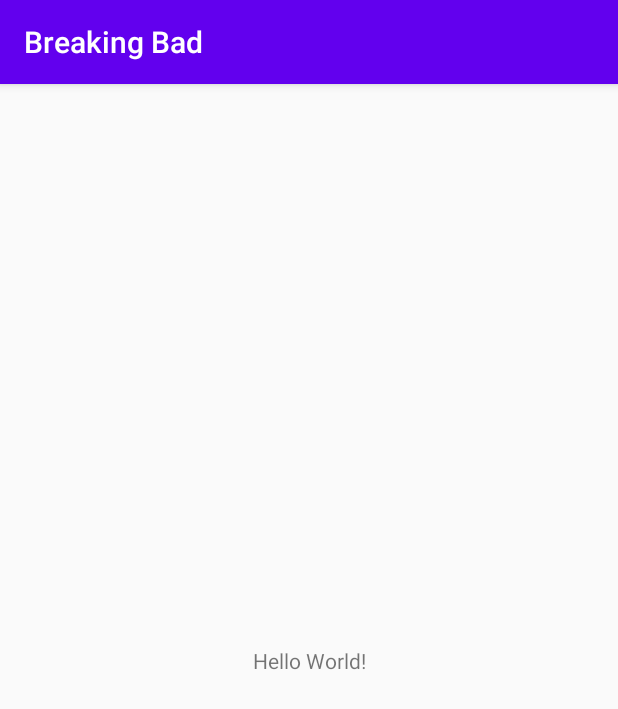
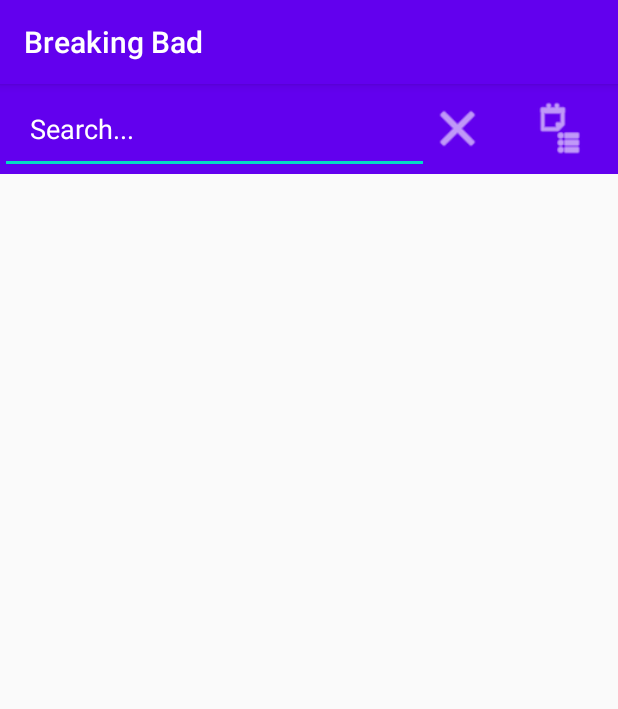
Before and after one commit to shaneapp/heisenberg, an Android app: the screen it shows after launch (MainActivity before the commit, ActivityCharacterSelect after it), on a phone screen of 412 x 824 dp. Shown: the top 709 px of the screen. Run offline under Robolectric (Android 15) with nearby library versions, the phone set to English and light mode, and no system bars; our stand-ins replace RxJava.

Commit message:
add basic viewmodel and view for character selection screen

```diff
--- a/app/build.gradle
+++ b/app/build.gradle
@@ -21,6 +21,15 @@
             minifyEnabled false
             proguardFiles getDefaultProguardFile('proguard-android-optimize.txt'), 'proguard-rules.pro'
         }
+    }
+
+    compileOptions {
+        sourceCompatibility JavaVersion.VERSION_1_8
+        targetCompatibility JavaVersion.VERSION_1_8
+    }
+
+    kotlinOptions {
+        jvmTarget = JavaVersion.VERSION_1_8.toString()
     }
 }
 
--- a/app/src/main/AndroidManifest.xml
+++ b/app/src/main/AndroidManifest.xml
@@ -9,7 +9,7 @@
         android:roundIcon="@mipmap/ic_launcher_round"
         android:supportsRtl="true"
         android:theme="@style/AppTheme">
-        <activity android:name=".MainActivity">
+        <activity android:name=".ActivityCharacterSelect">
             <intent-filter>
                 <action android:name="android.intent.action.MAIN" />
 
--- a/app/src/main/java/com/appleby/breakingbad/MainActivity.kt
+++ b/app/src/main/java/com/appleby/breakingbad/ActivityCharacterSelect.kt
@@ -2,10 +2,21 @@
 
 import androidx.appcompat.app.AppCompatActivity
 import android.os.Bundle
+import androidx.activity.viewModels
+import androidx.lifecycle.Observer
 
-class MainActivity : AppCompatActivity() {
+class ActivityCharacterSelect : AppCompatActivity() {
+
+    private val viewModel: CharacterListViewModel by viewModels()
+
     override fun onCreate(savedInstanceState: Bundle?) {
         super.onCreate(savedInstanceState)
         setContentView(R.layout.activity_main)
+
+        viewModel.result.observe(this, Observer {
+
+        })
+
     }
+
 }
--- /dev/null
+++ b/app/src/main/java/com/appleby/breakingbad/CharacterListViewModel.kt
@@ -0,0 +1,15 @@
+package com.appleby.breakingbad
+
+import androidx.lifecycle.LiveData
+import androidx.lifecycle.MutableLiveData
+import androidx.lifecycle.ViewModel
+import io.reactivex.disposables.CompositeDisposable
+
+class CharacterListViewModel : ViewModel() {
+
+    private val compositeDisposable = CompositeDisposable()
+
+    private val _result: MutableLiveData<CharacterStates> = MutableLiveData()
+    val result: LiveData<CharacterStates> = _result
+
+}
--- /dev/null
+++ b/app/src/main/java/com/appleby/breakingbad/CharacterStates.kt
@@ -0,0 +1,6 @@
+package com.appleby.breakingbad
+
+sealed class CharacterStates {
+    object Success : CharacterStates()
+    object Fail : CharacterStates()
+}
--- a/app/src/main/res/layout/activity_main.xml
+++ b/app/src/main/res/layout/activity_main.xml
@@ -1,18 +1,50 @@
 <?xml version="1.0" encoding="utf-8"?>
-<androidx.constraintlayout.widget.ConstraintLayout xmlns:android="http://schemas.android.com/apk/res/android"
+<LinearLayout xmlns:android="http://schemas.android.com/apk/res/android"
     xmlns:app="http://schemas.android.com/apk/res-auto"
     xmlns:tools="http://schemas.android.com/tools"
     android:layout_width="match_parent"
     android:layout_height="match_parent"
-    tools:context=".MainActivity">
+    android:orientation="vertical">
 
-    <TextView
-        android:layout_width="wrap_content"
-        android:layout_height="wrap_content"
-        android:text="Hello World!"
-        app:layout_constraintBottom_toBottomOf="parent"
-        app:layout_constraintLeft_toLeftOf="parent"
-        app:layout_constraintRight_toRightOf="parent"
-        app:layout_constraintTop_toTopOf="parent" />
+    <LinearLayout
+        android:layout_width="match_parent"
+        android:layout_height="60dp"
+        android:orientation="horizontal"
+        android:background="@color/colorPrimary">
 
-</androidx.constraintlayout.widget.ConstraintLayout>
+        <EditText
+            android:id="@+id/etSearch"
+            android:layout_width="0dp"
+            android:layout_weight="2"
+            android:layout_height="match_parent"
+            android:textColor="@android:color/white"
+            android:paddingLeft="20dp"
+            android:hint="Search..."
+            android:textColorHint="@android:color/white"/>
+
+        <ImageView
+            android:id="@+id/ivCross"
+            android:layout_width="38dp"
+            android:layout_height="38dp"
+            android:layout_marginRight="30dp"
+            android:src="@android:drawable/ic_menu_close_clear_cancel"
+            android:layout_gravity="center_vertical"
+            app:tint="@android:color/white" />
+
+        <ImageView
+            android:id="@+id/ivFilter"
+            android:layout_width="38dp"
+            android:layout_height="38dp"
+            android:layout_marginRight="20dp"
+            android:src="@android:drawable/ic_menu_agenda"
+            app:tint="@android:color/white"
+            android:layout_gravity="center_vertical"/>
+
+    </LinearLayout>
+
+    <androidx.recyclerview.widget.RecyclerView
+        android:id="@+id/rvCharacterList"
+        android:layout_width="match_parent"
+        android:layout_height="match_parent" />
+
+</LinearLayout>
```
